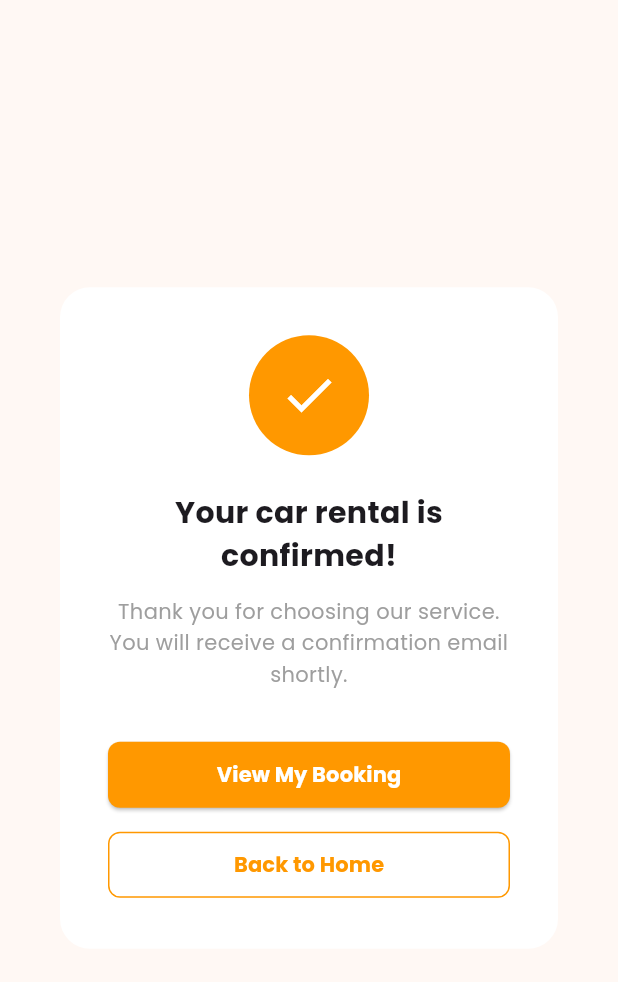
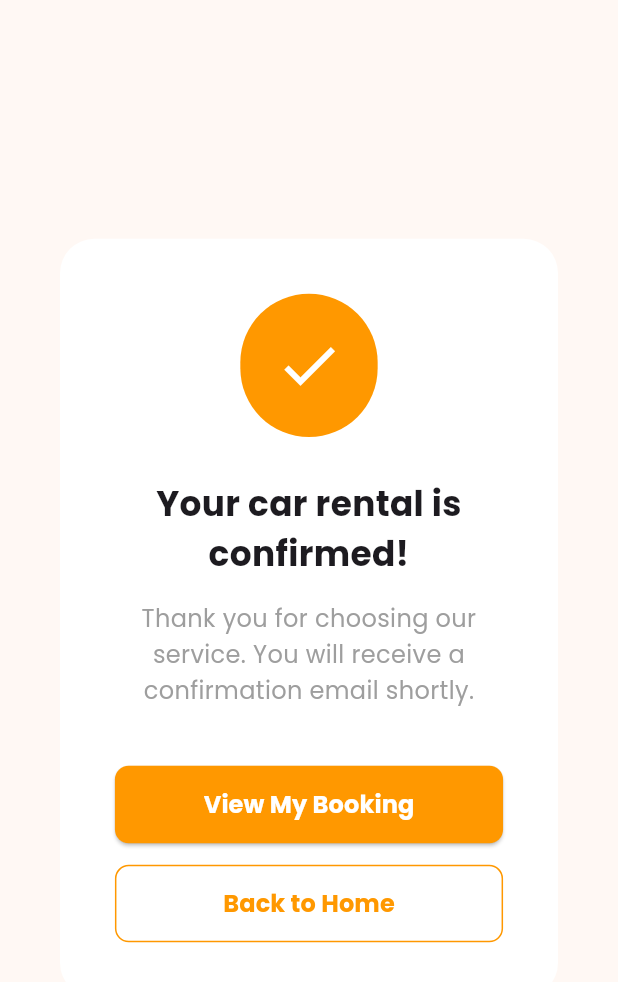
Before and after one commit to 4thPyramid/x_go, a Flutter app: the ConfirmationDialog widget shown alone on an empty page, opened directly, on a phone screen of 412 x 824 dp. Shown: the top 982 px of the screen. Run offline on Flutter 3.47's test engine with Material 3 defaults, Android fonts, the phone set to English and light mode, and no system bars; our stand-ins replace bloc, cached_network_image, carousel_slider, dartz, dio, easy_localization and 20 more; missing offline and left inert: awesome_dio_interceptor, flutter_polyline_points; accounts and stored records are empty; network calls fail; project files that could hold a hidden picture were left out.

Commit message:
feat: Refactor ConfirmationDialog to use responsive design; update padding, sizes, and navigation methods

```diff
--- a/lib/client/features/payment/presentation/widgets/confirmation_dailog.dart
+++ b/lib/client/features/payment/presentation/widgets/confirmation_dailog.dart
@@ -1,4 +1,7 @@
 import 'package:flutter/material.dart';
+import 'package:flutter_screenutil/flutter_screenutil.dart';
+import 'package:go_router/go_router.dart';
+import 'package:x_go/core/routes/router_names.dart';
 
 class ConfirmationDialog extends StatelessWidget {
   const ConfirmationDialog({super.key});
@@ -8,67 +11,90 @@ class ConfirmationDialog extends StatelessWidget {
     return Dialog(
       backgroundColor: Colors.transparent,
       child: Container(
-        padding: const EdgeInsets.all(32),
+        padding: EdgeInsets.all(32.w),
         decoration: BoxDecoration(
           color: Colors.white,
-          borderRadius: BorderRadius.circular(20),
+          borderRadius: BorderRadius.circular(20.r),
         ),
         child: Column(
           mainAxisSize: MainAxisSize.min,
           children: [
             Container(
-              width: 80,
-              height: 80,
+              width: 80.w,
+              height: 80.h,
               decoration: BoxDecoration(
                 color: Colors.orange,
-                borderRadius: BorderRadius.circular(40),
+                borderRadius: BorderRadius.circular(40.r),
               ),
-              child: const Icon(Icons.check, color: Colors.white, size: 40),
+              child: Icon(Icons.check, color: Colors.white, size: 40.w),
             ),
-            const SizedBox(height: 24),
-            const Text(
+            SizedBox(height: 24.h),
+            Text(
               'Your car rental is confirmed!',
-              style: TextStyle(fontSize: 20, fontWeight: FontWeight.bold),
+              style: TextStyle(fontSize: 20.sp, fontWeight: FontWeight.bold),
               textAlign: TextAlign.center,
             ),
-            const SizedBox(height: 12),
-            const Text(
+            SizedBox(height: 12.h),
+            Text(
               'Thank you for choosing our service. You will receive a confirmation email shortly.',
-              style: TextStyle(fontSize: 14, color: Colors.grey, height: 1.5),
+              style: TextStyle(
+                fontSize: 14.sp,
+                color: Colors.grey,
+                height: 1.5,
+              ),
               textAlign: TextAlign.center,
             ),
-            const SizedBox(height: 32),
+            SizedBox(height: 32.h),
             Column(
               children: [
                 SizedBox(
                   width: double.infinity,
                   child: ElevatedButton(
                     onPressed: () {
-                      Navigator.of(context).pop();
-                      Navigator.popUntil(context, (route) => route.isFirst);
+                      context.pop();
+                      context.go(RouterNames.myBooking);
                     },
                     style: ElevatedButton.styleFrom(
                       backgroundColor: Colors.orange,
-                      padding: const EdgeInsets.symmetric(vertical: 12),
-                      shape: RoundedRectangleBorder(borderRadius: BorderRadius.circular(8)),
+                      padding: EdgeInsets.symmetric(vertical: 12.h),
+                      shape: RoundedRectangleBorder(
+                        borderRadius: BorderRadius.circular(8.r),
+                      ),
                     ),
-                    child: const Text('View My Booking', style: TextStyle(fontSize: 14, fontWeight: FontWeight.w600, color: Colors.white)),
+                    child: Text(
+                      'View My Booking',
+                      style: TextStyle(
+                        fontSize: 14.sp,
+                        fontWeight: FontWeight.w600,
+                        color: Colors.white,
+                      ),
+                    ),
                   ),
                 ),
-                const SizedBox(height: 12),
+                SizedBox(height: 12.h),
                 SizedBox(
                   width: double.infinity,
                   child: OutlinedButton(
                     onPressed: () {
-                      Navigator.of(context).pop();
-                      Navigator.popUntil(context, (route) => route.isFirst);
+                      context.pop();
+                      // Navigate back to the home screen
+                      context.go(RouterNames.app);
                     },
                     style: OutlinedButton.styleFrom(
-                      padding: const EdgeInsets.symmetric(vertical: 12),
-                      shape: RoundedRectangleBorder(borderRadius: BorderRadius.circular(8)),
+                      padding: EdgeInsets.symmetric(vertical: 12.h),
+                      shape: RoundedRectangleBorder(
+                        borderRadius: BorderRadius.circular(8.r),
+                      ),
                       side: const BorderSide(color: Colors.orange),
                     ),
-                    child: const Text('Back to Home', style: TextStyle(fontSize: 14, fontWeight: FontWeight.w600, color: Colors.orange)),
+                    child: Text(
+                      'Back to Home',
+                      style: TextStyle(
+                        fontSize: 14.sp,
+                        fontWeight: FontWeight.w600,
+                        color: Colors.orange,
+                      ),
+                    ),
                   ),
                 ),
               ],
```
